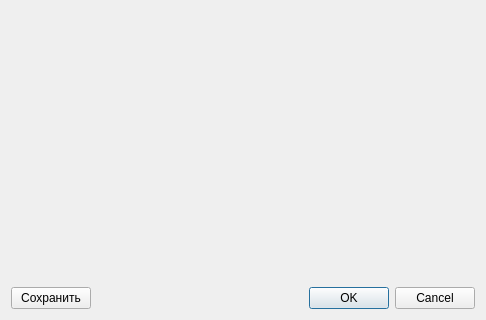
Above: attribute_editor_dialog_base.ui from RedGradient/QGIS-Attribute-Editor-plugin before the change; both pictures show x 0 to 486 and y 375 to 695 of the 486 by 695 pixel window. Below: the same form after it.
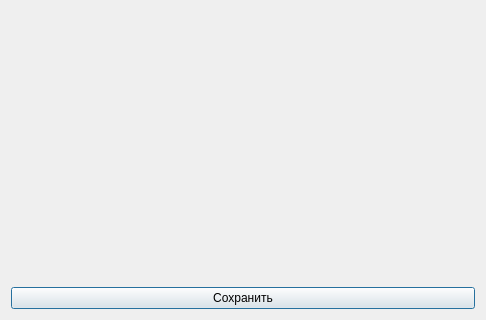
That is the form after the change.

Commit message: removed OK, CANCEL buttons

Diff of the .ui file:
```diff
--- a/attribute_editor_dialog_base.ui
+++ b/attribute_editor_dialog_base.ui
@@ -48,16 +48,6 @@
        </property>
       </widget>
      </item>
-     <item>
-      <widget class="QDialogButtonBox" name="button_box">
-       <property name="orientation">
-        <enum>Qt::Horizontal</enum>
-       </property>
-       <property name="standardButtons">
-        <set>QDialogButtonBox::Cancel|QDialogButtonBox::Ok</set>
-       </property>
-      </widget>
-     </item>
     </layout>
    </item>
   </layout>
```
Left out of the diff: 39 changed lines with no effect on the pictures.
